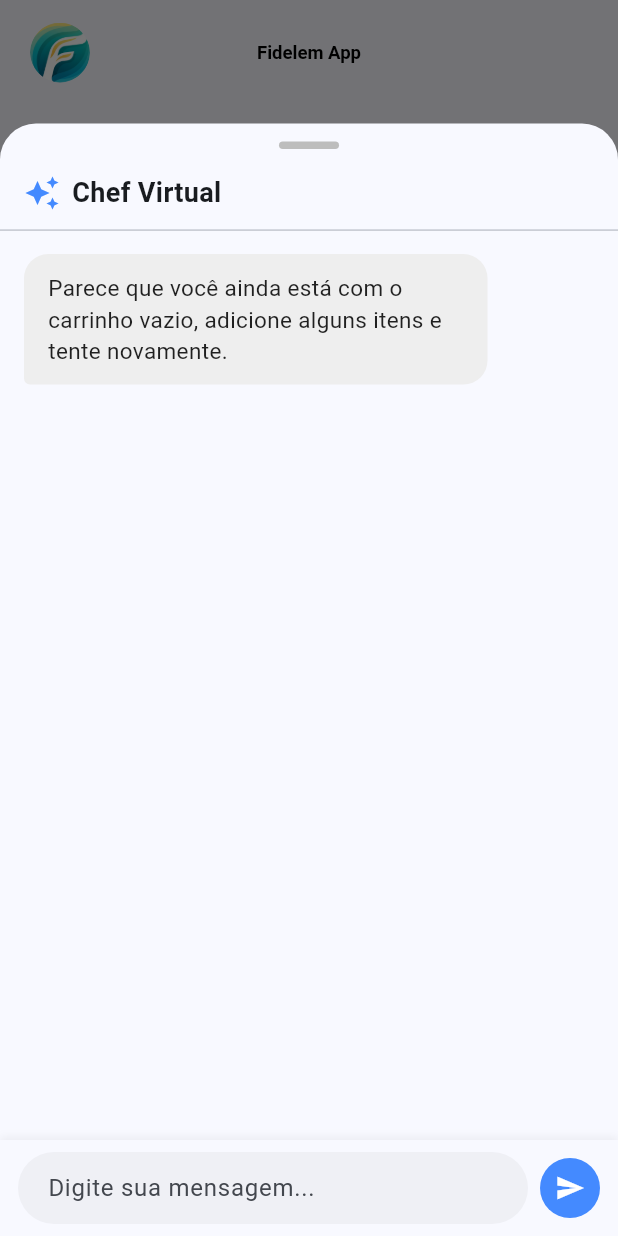
After one commit to ArthurHoshino/FidelemApp, a Flutter app: the CarrinhoView screen opened by its route, after a tap on the "chat bubble outline" icon, on a phone screen of 412 x 824 dp. The commit adds this screen. Run offline on Flutter 3.47's test engine with Material 3 defaults, Android fonts, the phone set to English and light mode, and no system bars; drawn by our look-alikes of flutter_markdown; our stand-ins replace carousel_slider, decimal, drift, image_picker; accounts and stored records are empty; generated files the repository leaves out were written again; network calls fail.

Commit message:
EXTMOBILE-49 - Funcionalidade IA

```diff
--- a/lib/core/services/web_client.dart
+++ b/lib/core/services/web_client.dart
@@ -5,7 +5,7 @@ enum HttpMethod { post, put, delete }
 
 class WebClient {
   // URL base quando App Flutter rodando em um Emulador Android.
-  static const String baseUrl = 'http://192.168.15.159:3000'; // TODO MELHORAR ESSA CONFIGURAÇÃO
+  static const String baseUrl = 'http://10.254.204.22:3000'; // TODO MELHORAR ESSA CONFIGURAÇÃO
   // URL base quando Servidor Web/Dart rodando diretamente no PC.
   // static const String baseUrl = 'http://127.0.0.1:3000';
 
@@ -15,6 +15,7 @@ class WebClient {
   static const String cdSenha = 'cdsenha';
   static const String cdProduto = 'cdproduto';
   static const String cdCategoria = 'cdcategoria';
+  static const String iaService = 'ia-service';
 
   // Requisições sem body (GET)
   static Future<http.Response> getData(
--- /dev/null
+++ b/lib/core/widgets/fid_chat.dart
@@ -0,0 +1,287 @@
+import 'dart:convert';
+import 'package:fidelem_app/core/services/web_client.dart';
+import 'package:fidelem_app/modules/cliente/carrinho/viewmodels/carrinho_viewmodel.dart';
+import 'package:flutter/material.dart';
+import 'package:fidelem_app/core/services/cart_manager.dart';
+import 'package:flutter_markdown/flutter_markdown.dart';
+
+// Estrutura simples para diferenciar quem enviou a mensagem
+class MensagemChat {
+  final String texto;
+  final bool isUsuario;
+
+  MensagemChat({required this.texto, required this.isUsuario});
+}
+
+class FidChat extends StatefulWidget {
+  final CarrinhoViewModel viewModel;
+  // Você pode passar o viewModel aqui no construtor futuramente
+  const FidChat({super.key, required this.viewModel});
+
+  @override
+  State<FidChat> createState() => _FidChatState();
+}
+
+class _FidChatState extends State<FidChat> {
+  final TextEditingController _textoController = TextEditingController();
+  final ScrollController _scrollController = ScrollController();
+
+  // 1. Usamos o 'late' para avisar ao Dart que essa variável
+  // será inicializada em breve, antes de ser usada na tela.
+  late final List<MensagemChat> _mensagens;
+  bool _isLoading = false;
+
+  @override
+  void initState() {
+    super.initState();
+
+    _mensagens = [
+      MensagemChat(
+        texto: (widget.viewModel.items.isNotEmpty
+            ? "Olá! Vi que você tem itens no carrinho. Quer que eu sugira alguma receita com eles?"
+            : "Parece que você ainda está com o carrinho vazio, adicione alguns itens e tente novamente."),
+        isUsuario: false,
+      ),
+    ];
+  }
+
+  Future<void> _enviarMensagem() async {
+    final texto = _textoController.text.trim();
+    if (texto.isEmpty || _isLoading) return;
+
+    // O Gemini exige que o histórico comece com uma mensagem do usuário.
+    // O skipWhile remove a saudação inicial da IA do histórico enviado.
+    final historico = _mensagens
+        .skipWhile((m) => !m.isUsuario)
+        .map((m) => {
+          'role': m.isUsuario ? 'user' : 'model',
+          'parts': [{'text': m.texto}]
+        }).toList();
+
+    setState(() {
+      _isLoading = true;
+      // 1. Adiciona a mensagem do usuário
+      _mensagens.add(MensagemChat(texto: texto, isUsuario: true));
+      _textoController.clear();
+
+      // 2. Indicador de digitação
+      _mensagens.add(MensagemChat(texto: "...", isUsuario: false));
+    });
+
+    _rolarParaFim();
+
+    try {
+      final response = await WebClient.sendData(
+        endpoint: '${WebClient.iaService}/chat-receitas',
+        method: HttpMethod.post,
+        data: {
+          'mensagemUsuario': texto,
+          'historico': historico,
+          'lcvensenhaid': CartManager.instance.userId,
+          'lccarempresaid': CartManager.instance.empresaId,
+          'itensCarrinho': widget.viewModel.items.map((item) => {
+            'nome': item.nome,
+            'quantidade': item.carrinhoData.lcCarQuantidade,
+          }).toList(),
+        },
+      );
+
+      if (!mounted) return;
+
+      setState(() {
+        _mensagens.removeLast(); // Remove o "..."
+        if (response.statusCode == 200) {
+          final responseBody = jsonDecode(response.body);
+          final respostaIA = responseBody['resposta'] ?? 'Resposta não encontrada.';
+          _mensagens.add(MensagemChat(texto: respostaIA, isUsuario: false));
+        } else {
+          _mensagens.add(MensagemChat(texto: "Erro ao comunicar com a IA. Tente novamente.", isUsuario: false));
+        }
+      });
+    } catch (e) {
+      if (!mounted) return;
+      setState(() {
+        _mensagens.removeLast(); // Remove o "..."
+        _mensagens.add(MensagemChat(texto: "Erro de conexão: \$e", isUsuario: false));
+      });
+    } finally {
+      if (mounted) {
+        setState(() {
+          _isLoading = false;
+        });
+        _rolarParaFim();
+      }
+    }
+  }
+
+  void _rolarParaFim() {
+    WidgetsBinding.instance.addPostFrameCallback((_) {
+      if (_scrollController.hasClients) {
+        _scrollController.animateTo(
+          _scrollController.position.maxScrollExtent,
+          duration: const Duration(milliseconds: 300),
+          curve: Curves.easeOut,
+        );
+      }
+    });
+  }
+
+  @override
+  void dispose() {
+    _textoController.dispose();
+    _scrollController.dispose();
+    super.dispose();
+  }
+
+  @override
+  Widget build(BuildContext context) {
+    // Essa linha é o segredo para o input não ser engolido pelo teclado
+    final bottomPadding = MediaQuery.of(context).viewInsets.bottom;
+
+    return Padding(
+      padding: EdgeInsets.only(bottom: bottomPadding),
+      child: Container(
+        decoration: BoxDecoration(
+          color: Theme.of(context).scaffoldBackgroundColor,
+          borderRadius: const BorderRadius.vertical(top: Radius.circular(24)),
+        ),
+        child: Column(
+          children: [
+            const SizedBox(height: 12),
+            // Puxador visual
+            Container(
+              width: 40,
+              height: 5,
+              decoration: BoxDecoration(
+                color: Colors.grey[400],
+                borderRadius: BorderRadius.circular(10),
+              ),
+            ),
+            const SizedBox(height: 16),
+
+            // Cabeçalho
+            const Padding(
+              padding: EdgeInsets.symmetric(horizontal: 16.0),
+              child: Row(
+                children: [
+                  Icon(Icons.auto_awesome, color: Colors.blueAccent),
+                  SizedBox(width: 8),
+                  Text(
+                    'Chef Virtual',
+                    style: TextStyle(fontSize: 18, fontWeight: FontWeight.bold),
+                  ),
+                ],
+              ),
+            ),
+            const Divider(height: 24),
+
+            // Área das Mensagens (Balões)
+            Expanded(
+              child: ListView.builder(
+                controller: _scrollController,
+                padding: const EdgeInsets.symmetric(horizontal: 16.0),
+                itemCount: _mensagens.length,
+                itemBuilder: (context, index) {
+                  final msg = _mensagens[index];
+                  return _construirBalao(msg);
+                },
+              ),
+            ),
+
+            // Área de Input (Campo de texto e botão)
+            Container(
+              padding: const EdgeInsets.symmetric(horizontal: 12.0, vertical: 8.0),
+              decoration: BoxDecoration(
+                color: Theme.of(context).cardColor,
+                boxShadow: [
+                  BoxShadow(
+                    color: Colors.black.withOpacity(0.05),
+                    offset: const Offset(0, -2),
+                    blurRadius: 4,
+                  )
+                ],
+              ),
+              child: SafeArea(
+                child: Row(
+                  children: [
+                    Expanded(
+                      child: TextField(
+                        controller: _textoController,
+                        keyboardType: TextInputType.multiline,
+                        minLines: 1,
+                        maxLines: 5,
+                        enabled: !_isLoading,
+                        decoration: InputDecoration(
+                          hintText: 'Digite sua mensagem...',
+                          border: OutlineInputBorder(
+                            borderRadius: BorderRadius.circular(24),
+                            borderSide: BorderSide.none,
+                          ),
+                          filled: true,
+                          fillColor: Colors.grey.withOpacity(0.1),
+                          contentPadding: const EdgeInsets.symmetric(
+                            horizontal: 16,
+                            vertical: 10,
+                          ),
+                        ),
+                      ),
+                    ),
+                    const SizedBox(width: 8),
+                    CircleAvatar(
+                      backgroundColor: _isLoading ? Colors.grey : Colors.blueAccent,
+                      child: IconButton(
+                        icon: const Icon(Icons.send, color: Colors.white, size: 20),
+                        onPressed: _isLoading ? null : _enviarMensagem,
+                      ),
+                    ),
+                  ],
+                ),
+              ),
+            ),
+          ],
+        ),
+      ),
+    );
+  }
+
+  // Método que desenha os balões de forma dinâmica
+  Widget _construirBalao(MensagemChat mensagem) {
+    return Align(
+      // Alinha à direita se for usuário, à esquerda se for IA
+      alignment: mensagem.isUsuario ? Alignment.centerRight : Alignment.centerLeft,
+      child: Container(
+        margin: const EdgeInsets.only(bottom: 12, top: 4),
+        padding: const EdgeInsets.symmetric(horizontal: 16, vertical: 12),
+        constraints: BoxConstraints(
+          maxWidth: MediaQuery.of(context).size.width * 0.75, // O balão ocupa no máx 75% da largura
+        ),
+        decoration: BoxDecoration(
+          color: mensagem.isUsuario ? Colors.blueAccent : Colors.grey[200],
+          borderRadius: BorderRadius.only(
+            topLeft: const Radius.circular(16),
+            topRight: const Radius.circular(16),
+            // Corta a pontinha do balão dependendo de quem enviou
+            bottomLeft: mensagem.isUsuario ? const Radius.circular(16) : const Radius.circular(4),
+            bottomRight: mensagem.isUsuario ? const Radius.circular(4) : const Radius.circular(16),
+          ),
+        ),
+        child: mensagem.isUsuario
+            ? Text(
+                mensagem.texto,
+                style: const TextStyle(
+                  color: Colors.white,
+                  fontSize: 15,
+                ),
+              )
+            : MarkdownBody(
+                data: mensagem.texto,
+                styleSheet: MarkdownStyleSheet.fromTheme(Theme.of(context)).copyWith(
+                  p: const TextStyle(color: Colors.black87, fontSize: 15),
+                  strong: const TextStyle(fontWeight: FontWeight.bold, fontSize: 15),
+                  listBullet: const TextStyle(color: Colors.black87, fontSize: 15),
+                ),
+              ),
+      ),
+    );
+  }
+}
--- a/lib/modules/cliente/carrinho/views/carrinho_view.dart
+++ b/lib/modules/cliente/carrinho/views/carrinho_view.dart
@@ -1,3 +1,4 @@
+import 'package:fidelem_app/core/widgets/fid_chat.dart';
 import 'package:flutter/material.dart';
 import 'package:fidelem_app/core/widgets/fid_header.dart';
 import '../viewmodels/carrinho_viewmodel.dart';
@@ -5,8 +6,8 @@ import '../componentes/carrinho_item_grid.dart';
 import '../componentes/carrinho_checkout_card.dart';
 
 class CarrinhoView extends StatefulWidget {
+  final Function(int index, {double? total})? onPressed;
 
-  final Function(int index, {double? total})? onPressed;
   const CarrinhoView({super.key, this.onPressed});
 
   @override
@@ -20,6 +21,25 @@ class _CarrinhoViewState extends State<CarrinhoView> {
   void dispose() {
     viewModel.dispose();
     super.dispose();
+  }
+
+  // Método responsável por levantar o painel do Chat
+  void _abrirChatIA(BuildContext context) {
+    showModalBottomSheet(
+      context: context,
+      isScrollControlled: true, // Essencial para permitir que o modal passe de 50% da tela
+      backgroundColor: Colors.transparent, // Deixa transparente para vermos as bordas arredondadas do container
+      builder: (context) {
+        return DraggableScrollableSheet(
+          initialChildSize: 0.90,
+          minChildSize: 0.50,
+          maxChildSize: 0.95,
+          builder: (_, scrollController) {
+            return FidChat(viewModel: viewModel);
+          },
+        );
+      },
+    );
   }
 
   @override
@@ -42,12 +62,23 @@ class _CarrinhoViewState extends State<CarrinhoView> {
                 ),
 
                 if (viewModel.items.isNotEmpty)
-                  CarrinhoCheckout(total: total, onPressed: () => widget.onPressed!(4, total: total)),
+                  CarrinhoCheckout(
+                    total: total,
+                    onPressed: () => widget.onPressed!(4, total: total)
+                  ),
               ],
             );
           },
         ),
       ),
+      // O botão que aciona o método que criamos acima
+      floatingActionButton: FloatingActionButton(
+        onPressed: () => _abrirChatIA(context),
+        backgroundColor: Colors.blueAccent, // Ajuste para a cor primária do seu app
+        child: const Icon(Icons.chat_bubble_outline, color: Colors.white),
+      ),
+      // Se o seu CarrinhoCheckout ficar muito no fundo da tela, isso evita que o botão flutue por cima dele
+      floatingActionButtonLocation: FloatingActionButtonLocation.endFloat,
     );
   }
 }
--- a/pubspec.yaml
+++ b/pubspec.yaml
@@ -44,6 +44,7 @@ dependencies:
   image_picker: ^1.2.1
 
   provider: any
+  flutter_markdown: ^0.7.7+1
 dev_dependencies:
   flutter_test:
     sdk: flutter
```
Also changed, not shown: pubspec.lock.
